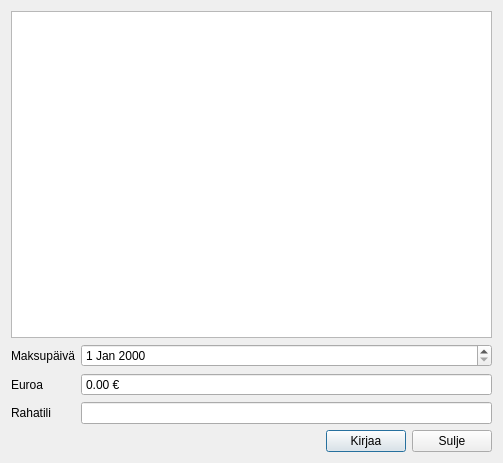
artoh/kitupiikki, file kitupiikki/laskutus/laskunmaksudialogi.ui: the form before one commit.
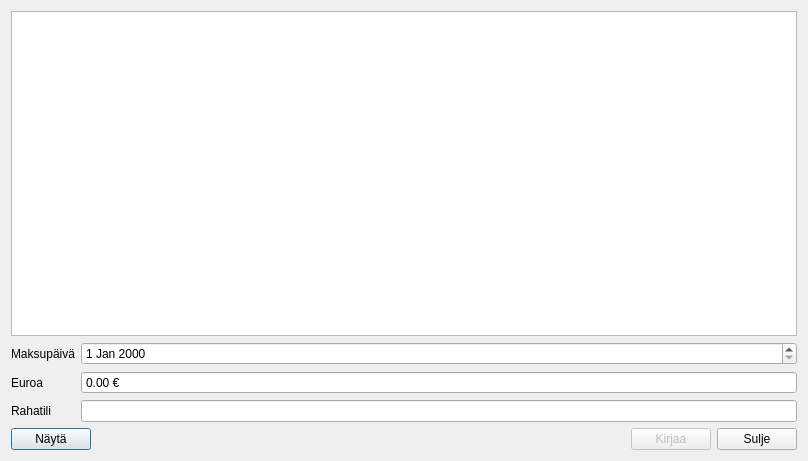
The form after the commit. Icons and pictures are not drawn. Custom widgets are drawn as their Qt base class.

```diff
--- a/kitupiikki/laskutus/laskunmaksudialogi.ui
+++ b/kitupiikki/laskutus/laskunmaksudialogi.ui
@@ -6,8 +6,8 @@
    <rect>
     <x>0</x>
     <y>0</y>
-    <width>503</width>
-    <height>463</height>
+    <width>808</width>
+    <height>461</height>
    </rect>
   </property>
   <property name="windowTitle">
@@ -70,6 +70,13 @@
    </item>
    <item>
     <layout class="QHBoxLayout" name="horizontalLayout">
+     <item>
+      <widget class="QPushButton" name="naytaNappi">
+       <property name="text">
+        <string>Näytä</string>
+       </property>
+      </widget>
+     </item>
      <item>
       <spacer name="horizontalSpacer">
        <property name="orientation">
@@ -85,6 +92,9 @@
      </item>
      <item>
       <widget class="QPushButton" name="kirjaaNappi">
+       <property name="enabled">
+        <bool>false</bool>
+       </property>
        <property name="text">
         <string>Kirjaa</string>
        </property>
```
